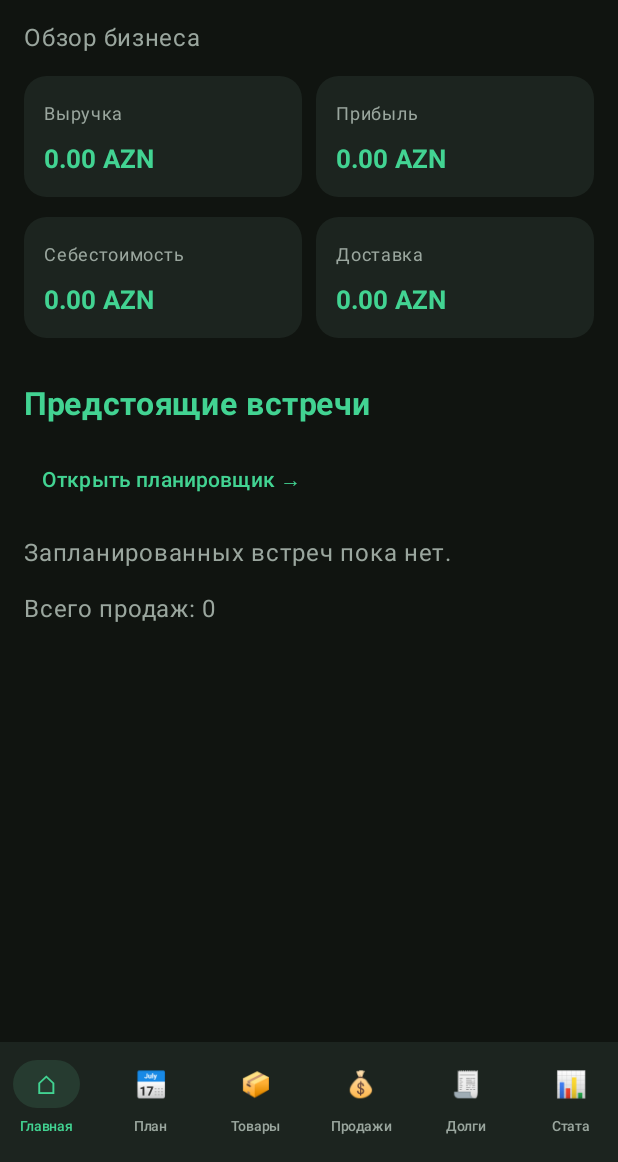
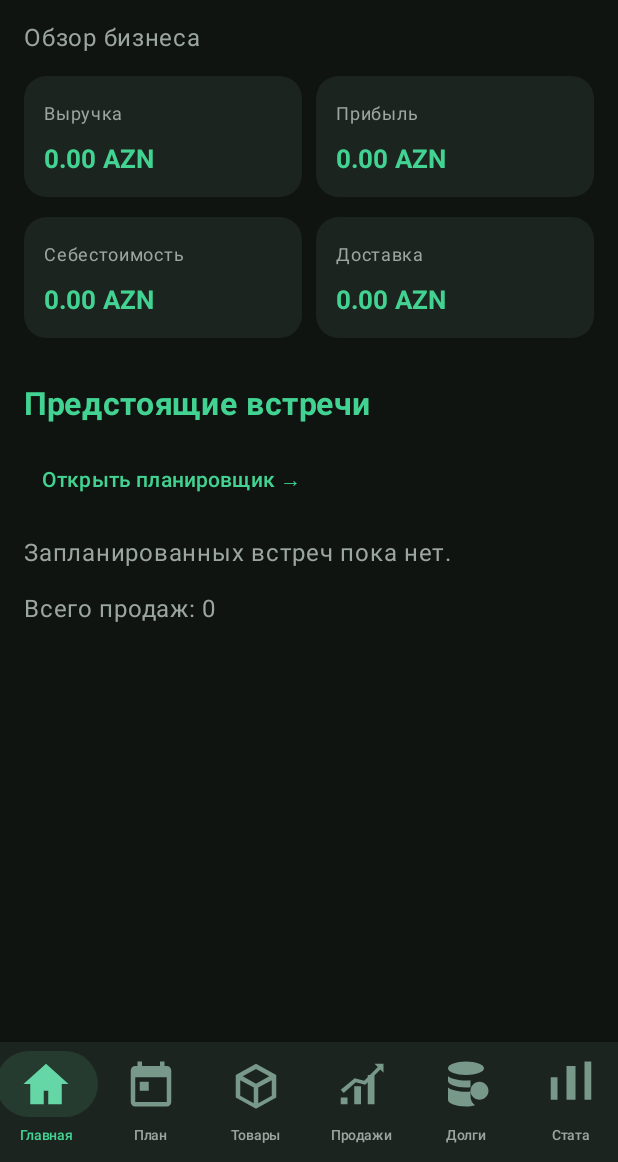
Before and after one commit to bvlgarist/TimSales, an Android app built with Jetpack Compose: the screen it shows after launch (MainActivity), on a phone screen of 412 x 824 dp, the part 74-1236 px from its top. Run offline under Robolectric (Android 15) with nearby library versions, the phone set to English and light mode, and no system bars.

Commit message:
Replace emoji navigation with premium emerald silhouettes

```diff
--- a/app/src/main/java/com/timsales/app/MainActivity.kt
+++ b/app/src/main/java/com/timsales/app/MainActivity.kt
@@ -8,6 +8,7 @@ import android.media.AudioTrack
 import androidx.activity.ComponentActivity
 import androidx.activity.compose.setContent
 import androidx.compose.foundation.background
+import androidx.compose.foundation.Image
 import androidx.compose.foundation.clickable
 import androidx.compose.foundation.layout.*
 import androidx.compose.foundation.rememberScrollState
@@ -22,6 +23,7 @@ import androidx.compose.runtime.snapshots.SnapshotStateList
 import androidx.compose.ui.Alignment
 import androidx.compose.ui.Modifier
 import androidx.compose.ui.graphics.Color
+import androidx.compose.ui.graphics.ColorFilter
 import androidx.compose.ui.text.font.FontWeight
 import androidx.compose.ui.text.style.TextAlign
 import androidx.compose.ui.text.input.KeyboardType
@@ -578,16 +580,22 @@ LaunchedEffect(
                             selected = page == item,
                             onClick = { page = item },
                             icon = {
-                                Text(
-                                    when (item) {
-                                        "Главная" -> "⌂"
-                                        "План" -> "📅"
-                                        "Товары" -> "📦"
-                                        "Продажи" -> "💰"
-                                        "Долги" -> "🧾"
-                                        else -> "📊"
-                                    },
-                                    fontSize = 17.sp
+                                val iconRes = when (item) {
+                                    "Главная" -> R.drawable.ic_nav_home
+                                    "План" -> R.drawable.ic_nav_calendar
+                                    "Товары" -> R.drawable.ic_nav_products
+                                    "Продажи" -> R.drawable.ic_nav_sales
+                                    "Долги" -> R.drawable.ic_nav_debts
+                                    else -> R.drawable.ic_nav_stats
+                                }
+                                Image(
+                                    painter = androidx.compose.ui.res.painterResource(iconRes),
+                                    contentDescription = item,
+                                    modifier = Modifier.size(36.dp),
+                                    colorFilter = ColorFilter.tint(
+                                        if (page == item) Color(0xFF65D6A5)
+                                        else Color(0xFF78988A)
+                                    )
                                 )
                             },
                             label = {
```
